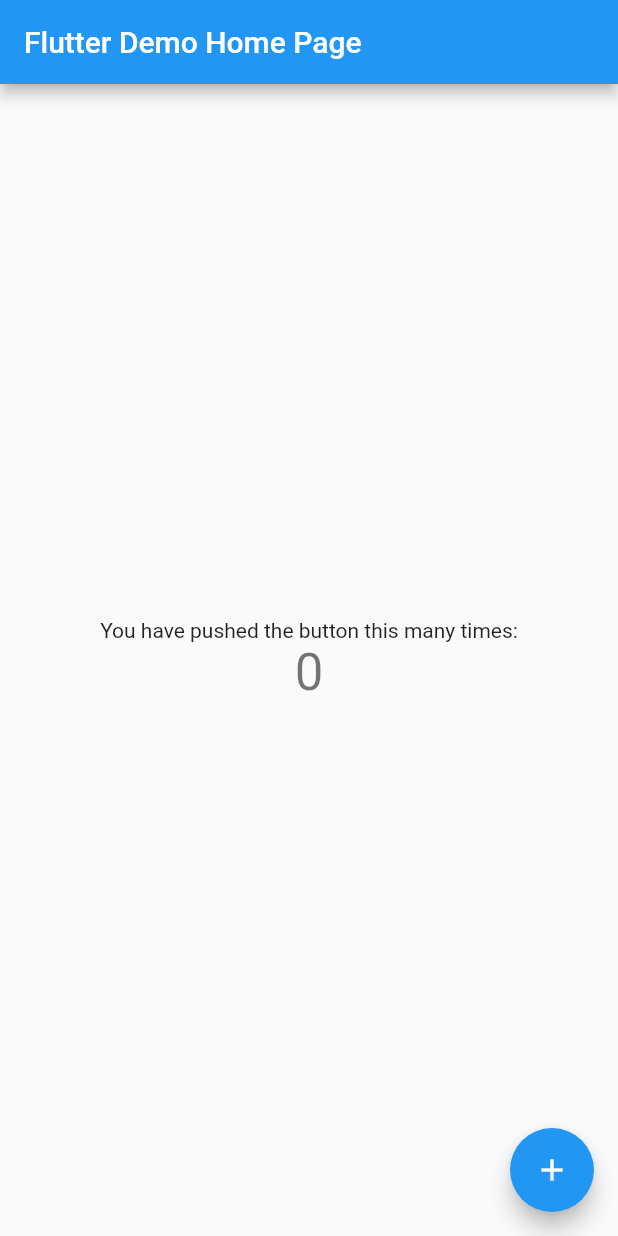
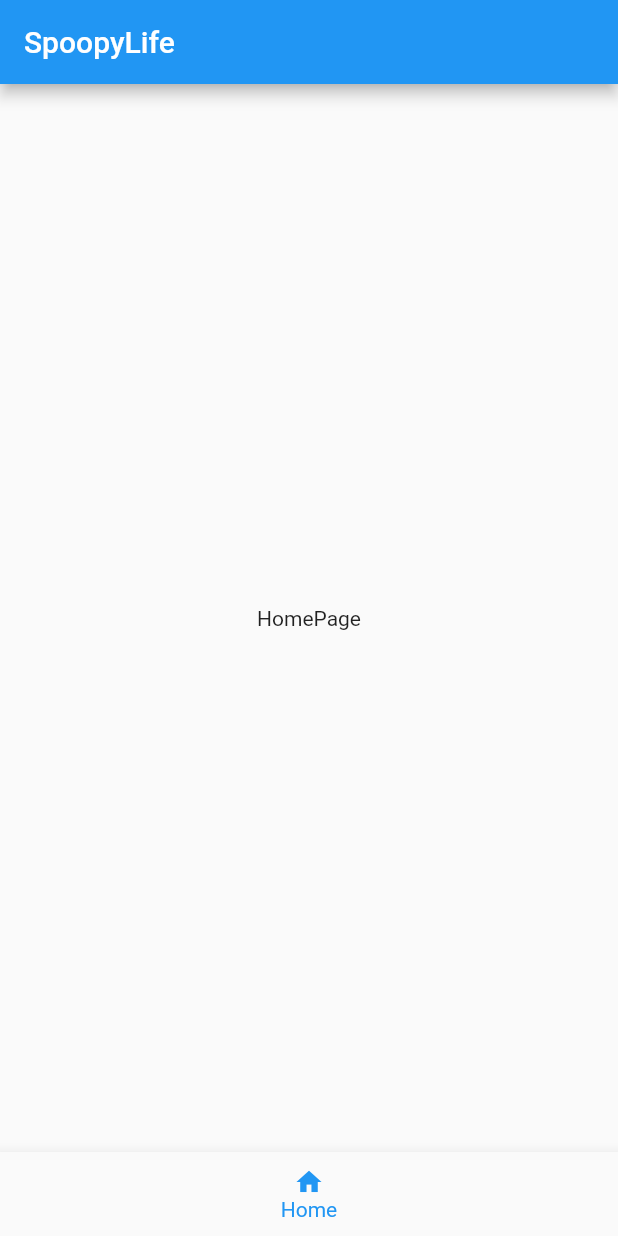
Before and after one commit to Slupshi/spoopy_life, a Flutter app: the screen it shows after launch, on a phone screen of 412 x 824 dp. Run offline on Flutter 3.47's test engine with Material 2 defaults, Android fonts, the phone set to English and light mode, and no system bars; our stand-ins replace go_router.

Commit message:
feat: init

```diff
--- a/lib/main.dart
+++ b/lib/main.dart
@@ -1,4 +1,5 @@
 import 'package:flutter/material.dart';
+import 'package:spoopy_life/presentations/navigations/router/router.dart';
 
 void main() {
   runApp(const MyApp());
@@ -7,109 +8,15 @@
 class MyApp extends StatelessWidget {
   const MyApp({super.key});
 
-  // This widget is the root of your application.
   @override
   Widget build(BuildContext context) {
-    return MaterialApp(
-      title: 'Flutter Demo',
+    return MaterialApp.router(
+      title: 'SpoopyLife',
       theme: ThemeData(
-        // This is the theme of your application.
-        //
-        // Try running your application with "flutter run". You'll see the
-        // application has a blue toolbar. Then, without quitting the app, try
-        // changing the primarySwatch below to Colors.green and then invoke
-        // "hot reload" (press "r" in the console where you ran "flutter run",
-        // or simply save your changes to "hot reload" in a Flutter IDE).
-        // Notice that the counter didn't reset back to zero; the application
-        // is not restarted.
         primarySwatch: Colors.blue,
       ),
-      home: const MyHomePage(title: 'Flutter Demo Home Page'),
+      routerConfig: router,
+      debugShowCheckedModeBanner: false,
     );
   }
 }
-
-class MyHomePage extends StatefulWidget {
-  const MyHomePage({super.key, required this.title});
-
-  // This widget is the home page of your application. It is stateful, meaning
-  // that it has a State object (defined below) that contains fields that affect
-  // how it looks.
-
-  // This class is the configuration for the state. It holds the values (in this
-  // case the title) provided by the parent (in this case the App widget) and
-  // used by the build method of the State. Fields in a Widget subclass are
-  // always marked "final".
-
-  final String title;
-
-  @override
-  State<MyHomePage> createState() => _MyHomePageState();
-}
-
-class _MyHomePageState extends State<MyHomePage> {
-  int _counter = 0;
-
-  void _incrementCounter() {
-    setState(() {
-      // This call to setState tells the Flutter framework that something has
-      // changed in this State, which causes it to rerun the build method below
-      // so that the display can reflect the updated values. If we changed
-      // _counter without calling setState(), then the build method would not be
-      // called again, and so nothing would appear to happen.
-      _counter++;
-    });
-  }
-
-  @override
-  Widget build(BuildContext context) {
-    // This method is rerun every time setState is called, for instance as done
-    // by the _incrementCounter method above.
-    //
-    // The Flutter framework has been optimized to make rerunning build methods
-    // fast, so that you can just rebuild anything that needs updating rather
-    // than having to individually change instances of widgets.
-    return Scaffold(
-      appBar: AppBar(
-        // Here we take the value from the MyHomePage object that was created by
-        // the App.build method, and use it to set our appbar title.
-        title: Text(widget.title),
-      ),
-      body: Center(
-        // Center is a layout widget. It takes a single child and positions it
-        // in the middle of the parent.
-        child: Column(
-          // Column is also a layout widget. It takes a list of children and
-          // arranges them vertically. By default, it sizes itself to fit its
-          // children horizontally, and tries to be as tall as its parent.
-          //
-          // Invoke "debug painting" (press "p" in the console, choose the
-          // "Toggle Debug Paint" action from the Flutter Inspector in Android
-          // Studio, or the "Toggle Debug Paint" command in Visual Studio Code)
-          // to see the wireframe for each widget.
-          //
-          // Column has various properties to control how it sizes itself and
-          // how it positions its children. Here we use mainAxisAlignment to
-          // center the children vertically; the main axis here is the vertical
-          // axis because Columns are vertical (the cross axis would be
-          // horizontal).
-          mainAxisAlignment: MainAxisAlignment.center,
-          children: <Widget>[
-            const Text(
-              'You have pushed the button this many times:',
-            ),
-            Text(
-              '$_counter',
-              style: Theme.of(context).textTheme.headlineMedium,
-            ),
-          ],
-        ),
-      ),
-      floatingActionButton: FloatingActionButton(
-        onPressed: _incrementCounter,
-        tooltip: 'Increment',
-        child: const Icon(Icons.add),
-      ), // This trailing comma makes auto-formatting nicer for build methods.
-    );
-  }
-}
--- /dev/null
+++ b/lib/presentations/home/views/mobile/home_view.dart
@@ -0,0 +1,12 @@
+import 'package:flutter/material.dart';
+
+class HomeViewMobile extends StatelessWidget {
+  const HomeViewMobile({super.key});
+
+  @override
+  Widget build(BuildContext context) {
+    return const Center(
+      child: Text("HomePage"),
+    );
+  }
+}
--- /dev/null
+++ b/lib/presentations/navigations/router/router.dart
@@ -0,0 +1,82 @@
+import 'dart:io';
+
+import 'package:flutter/material.dart';
+import 'package:go_router/go_router.dart';
+import 'package:spoopy_life/presentations/navigations/router/routes.dart';
+
+final GoRouter router = GoRouter(
+  initialLocation: "/home",
+  routes: [
+    ShellRoute(
+      builder: (context, state, child) {
+        if (Platform.isAndroid) {
+          return Scaffold(
+            appBar: AppBar(
+              title: const Text("SpoopyLife"),
+            ),
+            body: Expanded(child: child),
+            bottomNavigationBar: BottomNavigationBar(
+              items: [
+                for (var route in routes)
+                  BottomNavigationBarItem(
+                    icon: Icon(
+                      route.icon,
+                      size: route.iconSize,
+                    ),
+                    label: route.name,
+                  ),
+              ],
+            ),
+          );
+        } else if (Platform.isWindows) {
+          return Scaffold(
+            appBar: AppBar(
+              title: const Text("SpoopyLife"),
+            ),
+            body: Row(
+              children: [
+                Material(
+                  color: Colors.amber,
+                  child: Column(
+                    children: [
+                      for (var route in routes)
+                        Container(
+                          color: ModalRoute.of(context)?.settings.name ==
+                                  route.name
+                              ? Colors.red
+                              : Colors.transparent,
+                          height: 50,
+                          width: 200,
+                          child: Center(
+                            child: Text(route.name),
+                          ),
+                        ),
+                    ],
+                  ),
+                ),
+                Expanded(
+                  child: child,
+                ),
+              ],
+            ),
+          );
+        } else {
+          return const Scaffold(
+            body: Center(
+              child: Text("Not Implemented"),
+            ),
+          );
+        }
+      },
+      routes: <GoRoute>[
+        for (var route in routes)
+          GoRoute(
+            path: route.path,
+            pageBuilder: (context, state) => NoTransitionPage(
+              child: route.child,
+            ),
+          ),
+      ],
+    ),
+  ],
+);
```
Also changed, not shown: lib/presentations/home/views/desktop/home_view.dart (added, +12 -0 lines), lib/presentations/navigations/router/routes.dart (added, +52 -0 lines), 4 other files.
